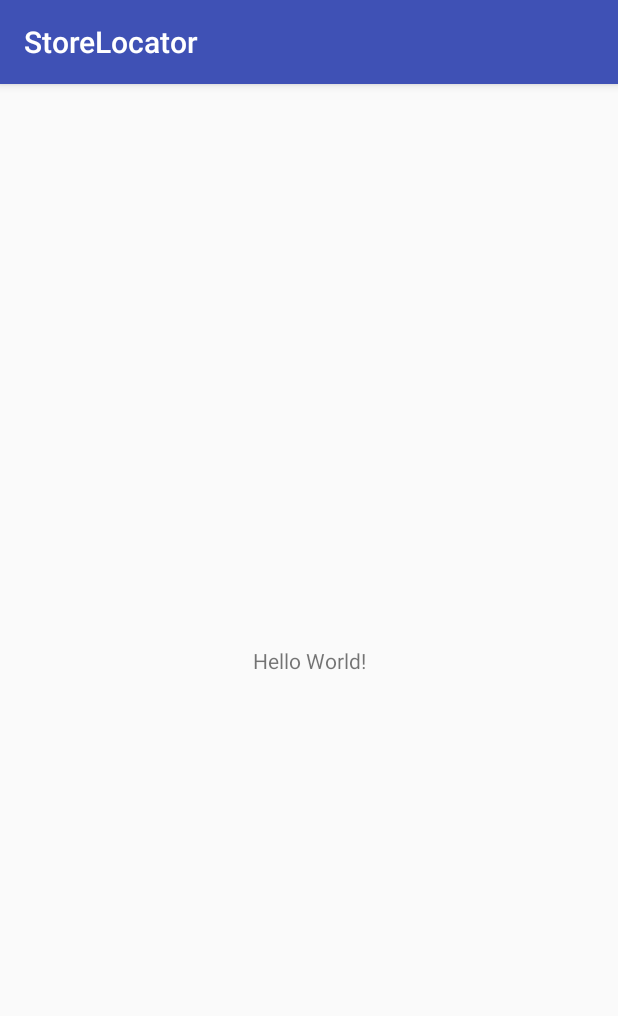
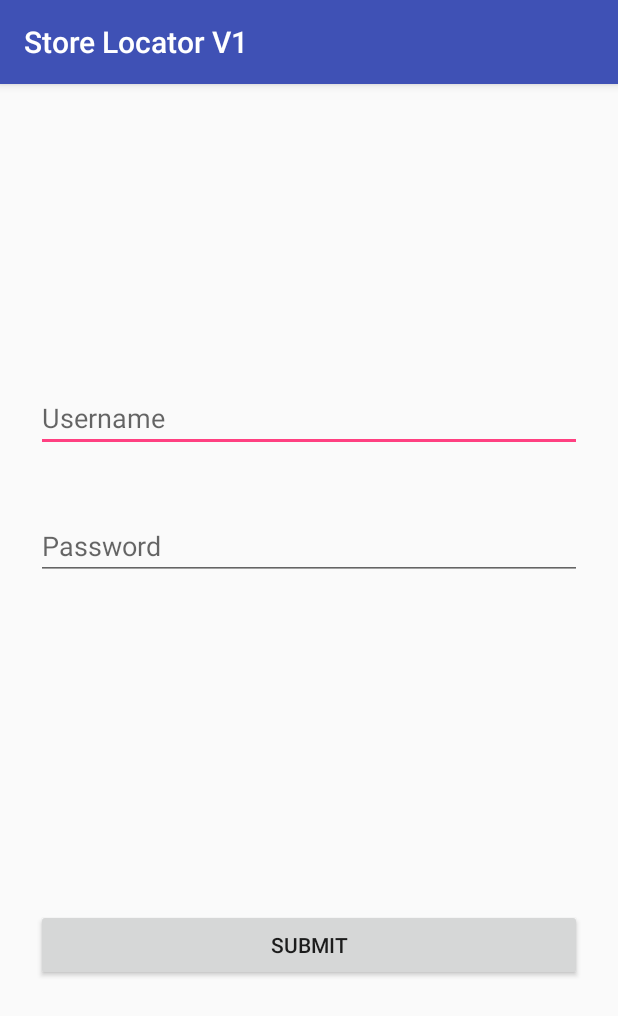
Before and after one commit to abhilashkulkarni340/LocatorProject, an Android app: the screen it shows after launch (LoginActivity), on a phone screen of 412 x 824 dp. Shown: the top 1016 px of the screen. Run offline under Robolectric (Android 15) with nearby library versions, the phone set to English and light mode, and no system bars.

Commit message:
created new activity

```diff
--- a/app/src/main/AndroidManifest.xml
+++ b/app/src/main/AndroidManifest.xml
@@ -16,6 +16,7 @@
                 <category android:name="android.intent.category.LAUNCHER" />
             </intent-filter>
         </activity>
+        <activity android:name=".DashboardActivity"></activity>
     </application>
 
 </manifest>
--- a/app/src/main/java/com/example/abhilashsk/storelocator/LoginActivity.java
+++ b/app/src/main/java/com/example/abhilashsk/storelocator/LoginActivity.java
@@ -1,13 +1,33 @@
 package com.example.abhilashsk.storelocator;
 
+import android.content.Intent;
 import android.support.v7.app.AppCompatActivity;
 import android.os.Bundle;
+import android.view.View;
+import android.widget.EditText;
 
 public class LoginActivity extends AppCompatActivity {
+
+    public static final String EXTRA_USERNAME = "com.example.abhilashsk.USERNAME";
+    public static final String EXTRA_PASSWORD = "com.example.abhilashsk.PASSWORD";
 
     @Override
     protected void onCreate(Bundle savedInstanceState) {
         super.onCreate(savedInstanceState);
         setContentView(R.layout.activity_login);
+
+    }
+    public void sendMessage(View view){
+        Intent intent = new Intent(this, DashboardActivity.class);
+        EditText username_text = (EditText) findViewById(R.id.username_login);
+        EditText password_text = (EditText) findViewById(R.id.password_login);
+        String username = username_text.getText().toString();
+        String password = password_text.getText().toString();
+
+        intent.putExtra(EXTRA_USERNAME,username);
+        intent.putExtra(EXTRA_PASSWORD,password);
+
+        startActivity(intent);
+
     }
 }
--- a/app/src/main/res/layout/activity_login.xml
+++ b/app/src/main/res/layout/activity_login.xml
@@ -6,13 +6,48 @@
     android:layout_height="match_parent"
     tools:context="com.example.abhilashsk.storelocator.LoginActivity">
 
-    <TextView
-        android:layout_width="wrap_content"
+    <EditText
+        android:id="@+id/username_login"
+        android:layout_width="0dp"
         android:layout_height="wrap_content"
-        android:text="Hello World!"
-        app:layout_constraintBottom_toBottomOf="parent"
-        app:layout_constraintLeft_toLeftOf="parent"
-        app:layout_constraintRight_toRightOf="parent"
+        android:layout_marginEnd="24dp"
+        android:layout_marginStart="24dp"
+        android:layout_marginTop="200dp"
+        android:ems="10"
+        android:hint="@string/username"
+        android:inputType="textPersonName"
+        app:layout_constraintEnd_toEndOf="parent"
+        app:layout_constraintStart_toStartOf="parent"
         app:layout_constraintTop_toTopOf="parent" />
 
+    <Button
+        android:id="@+id/submit_login"
+        android:layout_width="0dp"
+        android:layout_height="48dp"
+        android:layout_marginBottom="170dp"
+        android:layout_marginEnd="24dp"
+        android:layout_marginStart="24dp"
+        android:layout_marginTop="24dp"
+        android:onClick="sendMessage"
+        android:text="@string/submit_lgn"
+        app:layout_constraintBottom_toBottomOf="parent"
+        app:layout_constraintEnd_toEndOf="parent"
+        app:layout_constraintHorizontal_bias="0.0"
+        app:layout_constraintStart_toStartOf="parent"
+        app:layout_constraintTop_toBottomOf="@+id/password_login"
+        app:layout_constraintVertical_bias="1.0" />
+
+    <EditText
+        android:id="@+id/password_login"
+        android:layout_width="0dp"
+        android:layout_height="wrap_content"
+        android:layout_marginEnd="24dp"
+        android:layout_marginStart="24dp"
+        android:layout_marginTop="40dp"
+        android:ems="10"
+        android:hint="@string/password"
+        android:inputType="textPassword"
+        app:layout_constraintEnd_toEndOf="parent"
+        app:layout_constraintStart_toStartOf="parent"
+        app:layout_constraintTop_toBottomOf="@+id/username_login" />
 </android.support.constraint.ConstraintLayout>
--- a/app/src/main/res/values/strings.xml
+++ b/app/src/main/res/values/strings.xml
@@ -1,3 +1,6 @@
 <resources>
-    <string name="app_name">StoreLocator</string>
+    <string name="app_name">Store Locator V1</string>
+    <string name="username">Username</string>
+    <string name="password">Password</string>
+    <string name="submit_lgn">SUBMIT</string>
 </resources>
```
Also changed, not shown: app/src/main/java/com/example/abhilashsk/storelocator/DashboardActivity.java (added, +13 -0 lines), app/src/main/res/layout/activity_dashboard.xml (added, +9 -0 lines).
